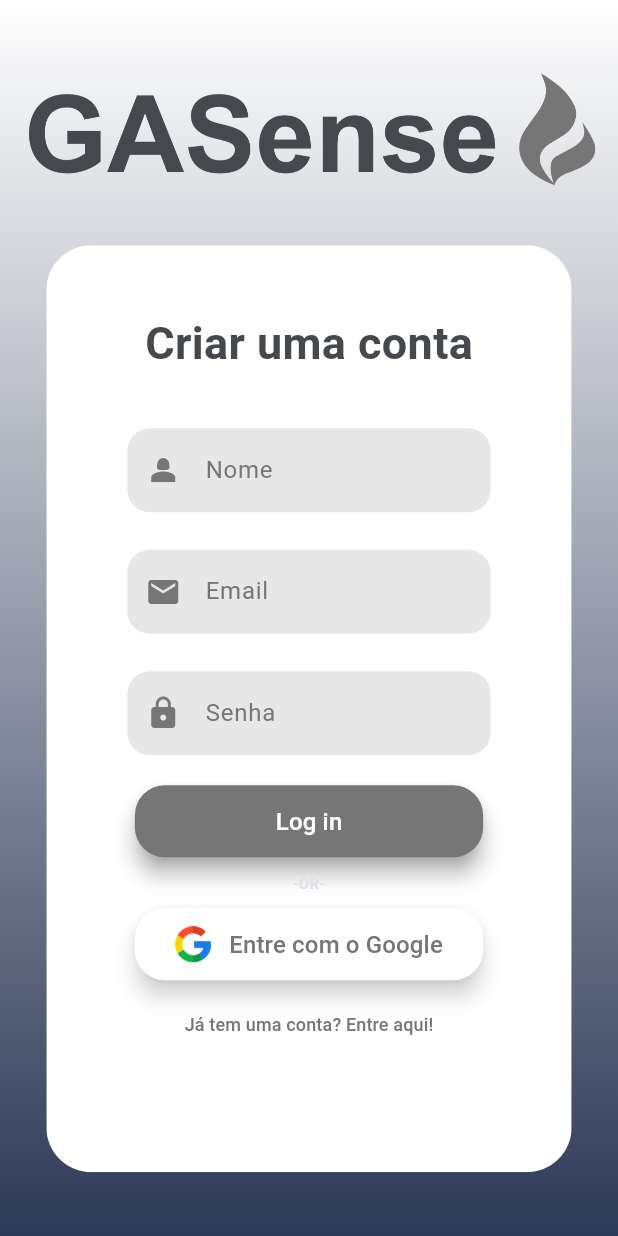
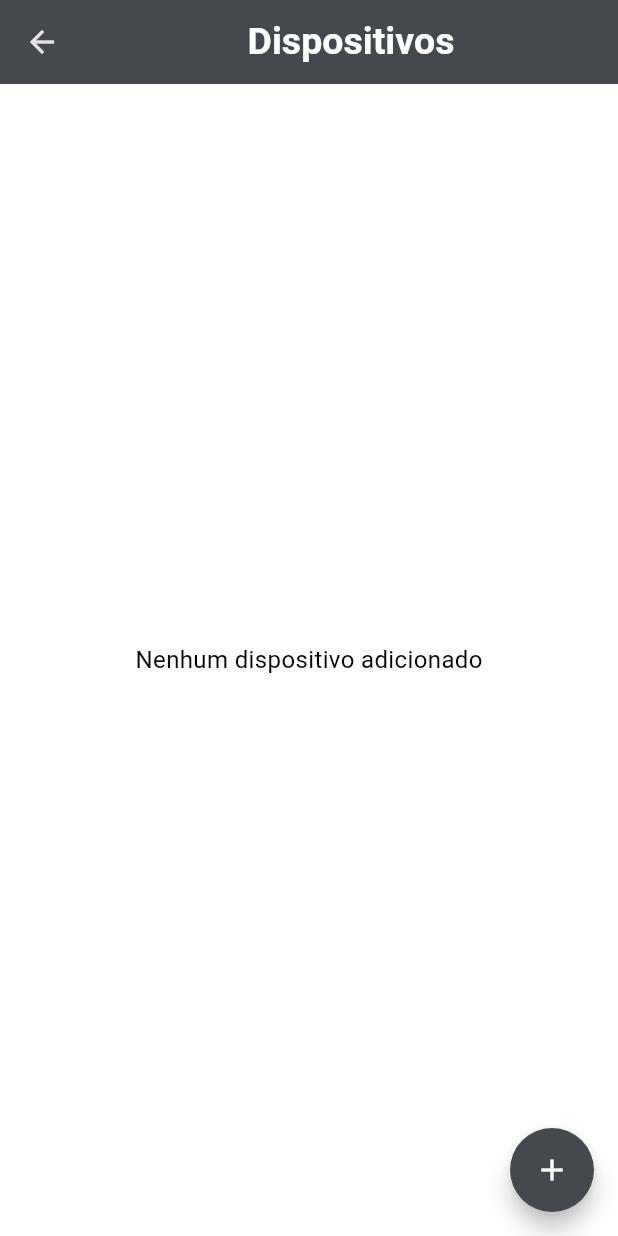
Before and after one commit to GASenseBiopark/frontend, a Flutter app: the SignUpPage screen opened directly, after a tap on "Log in", on a phone screen of 412 x 824 dp. Run offline on Flutter 3.47's test engine with Material 3 defaults, Android fonts, the light colour scheme and no system bars.

Commit message:
Tela home e adicionar dispositivo

```diff
--- a/lib/_core/constants.dart
+++ b/lib/_core/constants.dart
@@ -15,10 +15,20 @@
     fontSize: 30,
     color: AppColors.blue,
   );
+  static const TextStyle subtitulo = TextStyle(
+    fontWeight: FontWeight.w600,
+    fontSize: 24,
+    color: AppColors.blue,
+  );
   static const TextStyle texto = TextStyle(
     fontWeight: FontWeight.w400,
     fontSize: 16,
     color: AppColors.black,
+  );
+  static const TextStyle textoBranco = TextStyle(
+    fontWeight: FontWeight.w400,
+    fontSize: 16,
+    color: AppColors.white,
   );
   static const TextStyle textoPequeno = TextStyle(
     fontWeight: FontWeight.w400,
--- /dev/null
+++ b/lib/home.dart
@@ -0,0 +1,83 @@
+import 'package:flutter/material.dart';
+import 'package:gasense/_core/constants.dart';
+import 'package:gasense/pages/navegation/new_device.dart';
+
+class HomePage extends StatefulWidget {
+  const HomePage({Key? key}) : super(key: key);
+
+  @override
+  State<HomePage> createState() => _HomePageState();
+}
+
+class _HomePageState extends State<HomePage> {
+  final List<Map<String, String>> dispositivos = [];
+
+  void _navegarParaAdicionarDispositivo() async {
+    final resultado = await Navigator.push(
+      context,
+      MaterialPageRoute(builder: (context) => const NewDevicePage()),
+    );
+
+    if (resultado != null && resultado is Map<String, String>) {
+      setState(() {
+        dispositivos.add(resultado);
+      });
+    }
+  }
+
+  @override
+  Widget build(BuildContext context) {
+    return Scaffold(
+      backgroundColor: AppColors.white,
+      appBar: AppBar(
+        backgroundColor: AppColors.blue,
+        title: const Center(
+          child: Text(
+            "Dispositivos",
+            style: TextStyle(
+              fontWeight: FontWeight.bold,
+              fontSize: 25,
+              color: Colors.white,
+            ),
+          ),
+        ),
+      ),
+      body:
+          dispositivos.isEmpty
+              ? const Center(
+                child: Text(
+                  'Nenhum dispositivo adicionado',
+                  style: AppText.texto,
+                ),
+              )
+              : ListView.builder(
+                padding: const EdgeInsets.all(16),
+                itemCount: dispositivos.length,
+                itemBuilder: (context, index) {
+                  final item = dispositivos[index];
+                  return Card(
+                    elevation: 3,
+                    margin: const EdgeInsets.symmetric(vertical: 8),
+                    child: ListTile(
+                      leading: Image.asset(
+                        'assets/device.png',
+                        width: 50,
+                        height: 22,
+                      ),
+                      title: Text('Dispositivo ${index + 1}'),
+                      subtitle: Text(
+                        "Código: ${item['codigo'] ?? 'Sem código'}",
+                      ),
+                    ),
+                  );
+                },
+              ),
+      floatingActionButton: FloatingActionButton(
+        onPressed: _navegarParaAdicionarDispositivo,
+        backgroundColor: AppColors.blue,
+        shape: const CircleBorder(),
+        child: const Icon(Icons.add, color: Colors.white),
+      ),
+    );
+  }
+}
--- a/lib/main.dart
+++ b/lib/main.dart
@@ -17,7 +17,7 @@
       title: 'BioLab Monitor',
       theme: ThemeData.dark().copyWith(
         scaffoldBackgroundColor: background,
-        primaryColor: Colors.blueAccent,
+        primaryColor: const Color.fromARGB(28, 68, 137, 255),
       ),
       home: const WelcomePage(),
     );
--- a/lib/pages/auth/sign_up.dart
+++ b/lib/pages/auth/sign_up.dart
@@ -1,6 +1,7 @@
 import 'package:flutter/material.dart';
 import 'package:gasense/_core/constants.dart';
 import 'package:gasense/colors/colors.dart';
+import 'package:gasense/home.dart';
 import 'package:gasense/pages/auth/log_in.dart';
 import 'package:gasense/widgets/inputform.dart';
 
@@ -31,14 +32,7 @@
         child: Column(
           mainAxisAlignment: MainAxisAlignment.center,
           children: [
-            ConstrainedBox(
-              constraints: const BoxConstraints(maxWidth: 600, maxHeight: 200),
-              child: Image.asset(
-                'assets/logo2.png',
-                fit: BoxFit.cover,
-                filterQuality: FilterQuality.high,
-              ),
-            ),
+            Image.asset('assets/logo2.png', width: 150, height: 150),
             const SizedBox(height: 20),
             ClipRRect(
               borderRadius: const BorderRadius.all(Radius.circular(30)),
@@ -72,17 +66,18 @@
                           icone: Icons.lock,
                         ),
                         Padding(
-                          padding: const EdgeInsets.fromLTRB(15, 20, 15, 10),
+                          padding: const EdgeInsets.fromLTRB(0, 0, 0, 0),
                           child: SizedBox(
                             width: double.infinity,
                             height: 48,
                             child: ElevatedButton(
                               onPressed: () {
-                                // Navigator.push(
-                                //   context,
-                                //   MaterialPageRoute(
-                                //       builder: (context) => const TelaLogIn()),
-                                // );
+                                Navigator.push(
+                                  context,
+                                  MaterialPageRoute(
+                                    builder: (context) => const HomePage(),
+                                  ),
+                                );
                               },
                               style: ElevatedButton.styleFrom(
                                 backgroundColor: AppColors.grey,
@@ -121,13 +116,7 @@
                             width: double.infinity,
                             height: 48,
                             child: ElevatedButton(
-                              onPressed: () {
-                                // Navigator.push(
-                                //   context,
-                                //   MaterialPageRoute(
-                                //       builder: (context) => const HomePage()),
-                                // );
-                              },
+                              onPressed: () {},
                               style: ElevatedButton.styleFrom(
                                 backgroundColor: const Color.fromARGB(
                                   255,
@@ -186,7 +175,6 @@
                 ),
               ),
             ),
-            const SizedBox(height: 10),
           ],
         ),
       ),
```
Also changed, not shown: lib/pages/auth/log_in.dart (+10 -46 lines), lib/pages/auth/welcome.dart (+2 -10 lines), lib/pages/navegation/new_device.dart (added, +92 -0 lines), lib/widgets/advices.dart (added, +63 -0 lines), lib/widgets/inputform.dart (+0 -37 lines), assets/device.png (added), lib/pages/navegation/home_davi.dart (renamed from lib/pages/navegation/home.dart).
